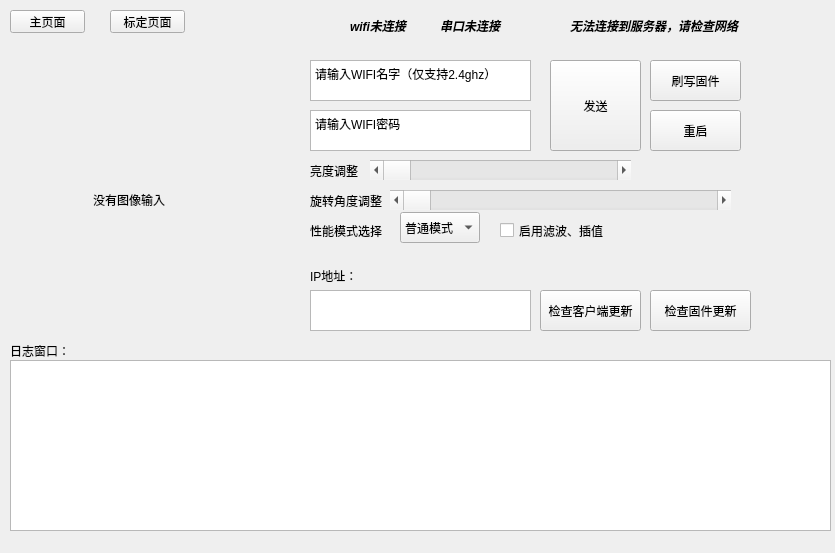
First picture: the form in ui/main_window.ui, repository JellyfishKnight/paper_tracker, before the edit.
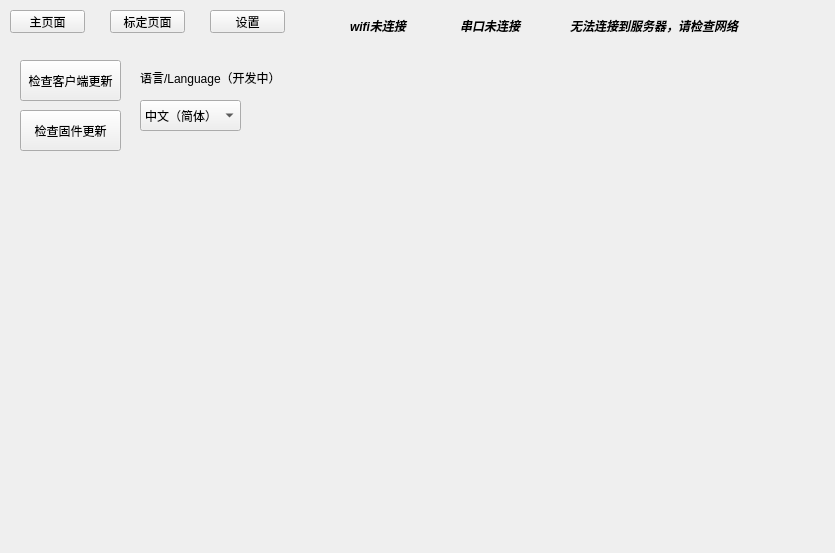
Second picture: the form after the edit. The open tabs and pages were chosen to show the change.

What changed in the file:
```diff
--- a/ui/main_window.ui
+++ b/ui/main_window.ui
@@ -274,32 +274,6 @@
       <string>性能模式选择</string>
      </property>
     </widget>
-    <widget class="QPushButton" name="CheckClientVersionButton">
-     <property name="geometry">
-      <rect>
-       <x>540</x>
-       <y>240</y>
-       <width>101</width>
-       <height>41</height>
-      </rect>
-     </property>
-     <property name="text">
-      <string>检查客户端更新</string>
-     </property>
-    </widget>
-    <widget class="QPushButton" name="CheckFirmwareVersionButton">
-     <property name="geometry">
-      <rect>
-       <x>650</x>
-       <y>240</y>
-       <width>101</width>
-       <height>41</height>
-      </rect>
-     </property>
-     <property name="text">
-      <string>检查固件更新</string>
-     </property>
-    </widget>
     <zorder>SSIDText</zorder>
     <zorder>PasswordText</zorder>
     <zorder>BrightnessBar</zorder>
@@ -893,6 +867,67 @@
      </property>
     </widget>
    </widget>
+   <widget class="QWidget" name="page_3">
+    <widget class="QPushButton" name="CheckClientVersionButton">
+     <property name="geometry">
+      <rect>
+       <x>20</x>
+       <y>10</y>
+       <width>101</width>
+       <height>41</height>
+      </rect>
+     </property>
+     <property name="text">
+      <string>检查客户端更新</string>
+     </property>
+    </widget>
+    <widget class="QPushButton" name="CheckFirmwareVersionButton">
+     <property name="geometry">
+      <rect>
+       <x>20</x>
+       <y>60</y>
+       <width>101</width>
+       <height>41</height>
+      </rect>
+     </property>
+     <property name="text">
+      <string>检查固件更新</string>
+     </property>
+    </widget>
+    <widget class="QComboBox" name="LanguageBox">
+     <property name="geometry">
+      <rect>
+       <x>140</x>
+       <y>50</y>
+       <width>101</width>
+       <height>31</height>
+      </rect>
+     </property>
+     <item>
+      <property name="text">
+       <string>中文（简体）</string>
+      </property>
+     </item>
+     <item>
+      <property name="text">
+       <string>English</string>
+      </property>
+     </item>
+    </widget>
+    <widget class="QLabel" name="label_20">
+     <property name="geometry">
+      <rect>
+       <x>140</x>
+       <y>20</y>
+       <width>181</width>
+       <height>16</height>
+      </rect>
+     </property>
+     <property name="text">
+      <string>语言/Language（开发中）</string>
+     </property>
+    </widget>
+   </widget>
   </widget>
   <widget class="QPushButton" name="MainPageButton">
    <property name="geometry">
@@ -947,7 +982,7 @@
     <rect>
      <x>350</x>
      <y>10</y>
-     <width>71</width>
+     <width>91</width>
      <height>31</height>
     </rect>
    </property>
@@ -968,9 +1003,9 @@
   <widget class="QLabel" name="SerialConnectLabel">
    <property name="geometry">
     <rect>
-     <x>440</x>
+     <x>460</x>
      <y>10</y>
-     <width>71</width>
+     <width>91</width>
      <height>31</height>
     </rect>
    </property>
@@ -995,6 +1030,19 @@
     <set>Qt::TextInteractionFlag::NoTextInteraction</set>
    </property>
   </widget>
+  <widget class="QPushButton" name="SettingPageButton">
+   <property name="geometry">
+    <rect>
+     <x>210</x>
+     <y>10</y>
+     <width>75</width>
+     <height>23</height>
+    </rect>
+   </property>
+   <property name="text">
+    <string>设置</string>
+   </property>
+  </widget>
  </widget>
  <resources/>
  <connections/>
```
Left out of the diff: 2 changed lines with no effect on the pictures.
